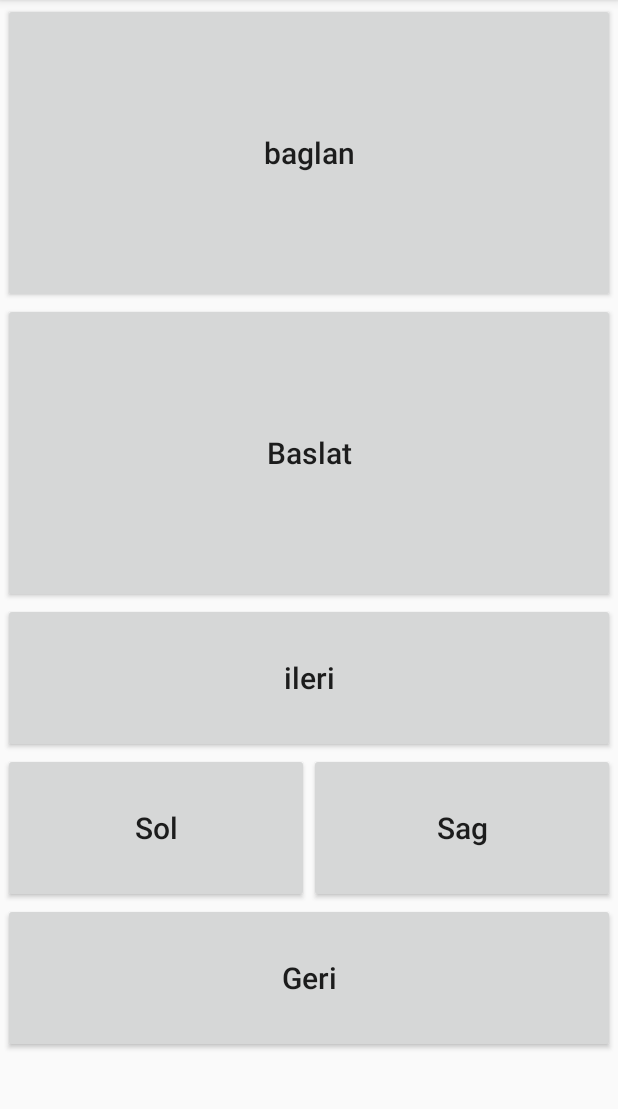
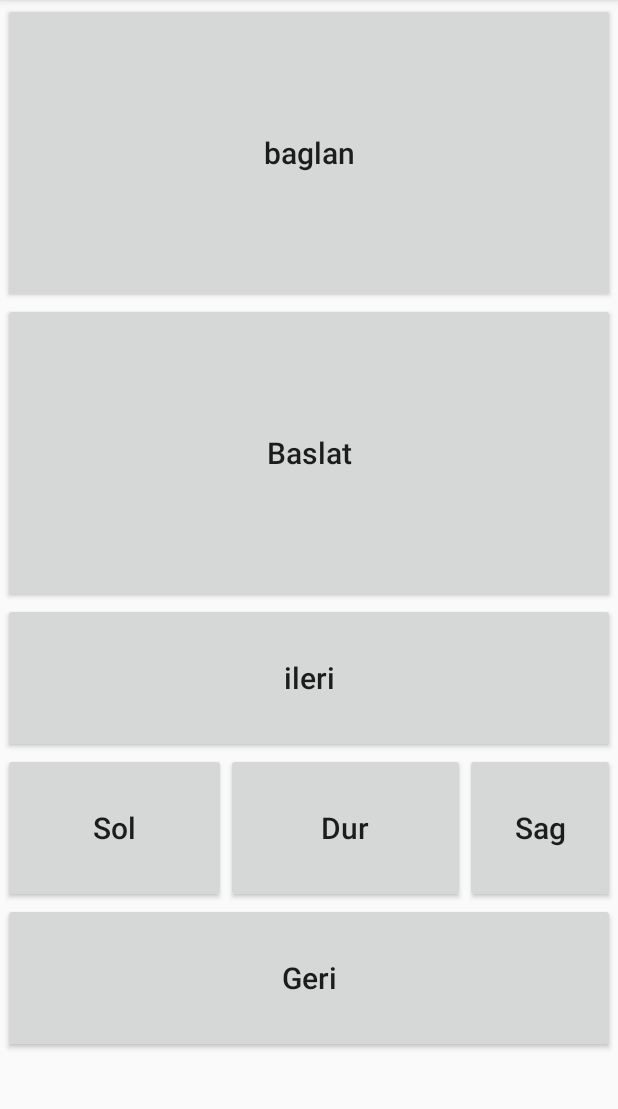
Before and after one commit to oguzdanis/CizgiIzleyen, an Android app: the screen it shows after launch (MainActivity), on a phone screen of 412 x 824 dp, the part 84-1193 px from its top. Run offline under Robolectric (Android 15) with nearby library versions, the phone set to English and light mode, and no system bars.

Commit message:
cizgiIzleyenCOntrol commit

```diff
--- a/CizgiIzleyenControl-Android/app/src/main/res/layout/activity_main.xml
+++ b/CizgiIzleyenControl-Android/app/src/main/res/layout/activity_main.xml
@@ -44,7 +44,7 @@
 
             <Button
                 android:id="@+id/btn_sol"
-                android:layout_width="0dp"
+                android:layout_width="20dp"
                 android:layout_height="100dp"
                 android:layout_weight="1"
                 android:text="Sol"
@@ -52,8 +52,18 @@
                 android:textSize="20sp" />
 
             <Button
+                android:id="@+id/btn_dur"
+                android:layout_width="30dp"
+                android:layout_height="100dp"
+                android:layout_weight="1"
+                android:text="Dur"
+                android:textAllCaps="false"
+                android:textSize="20sp" />
+
+
+            <Button
                 android:id="@+id/btn_sag"
-                android:layout_width="0dp"
+                android:layout_width="100dp"
                 android:layout_height="100dp"
                 android:layout_weight="1"
                 android:text="Sag"
```
Also changed, not shown: CizgiIzleyenControl-Android/app/src/main/java/com/example/cizgiizleyencontrol/MainActivity.java (+54 -5 lines), 1 other file.
